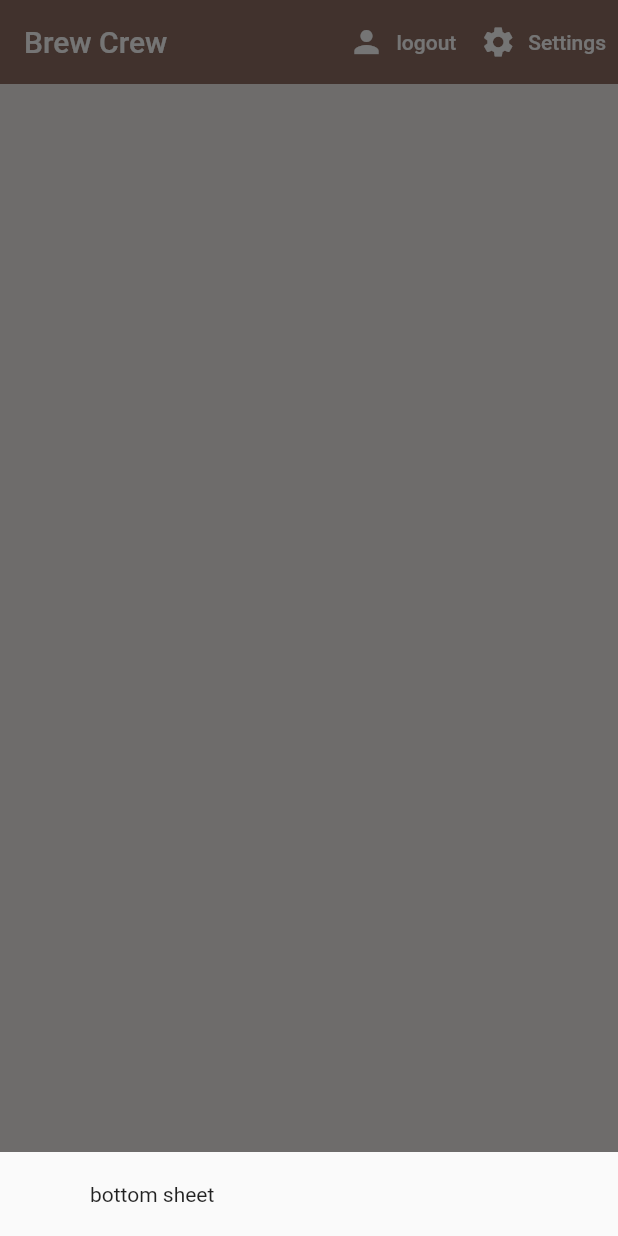
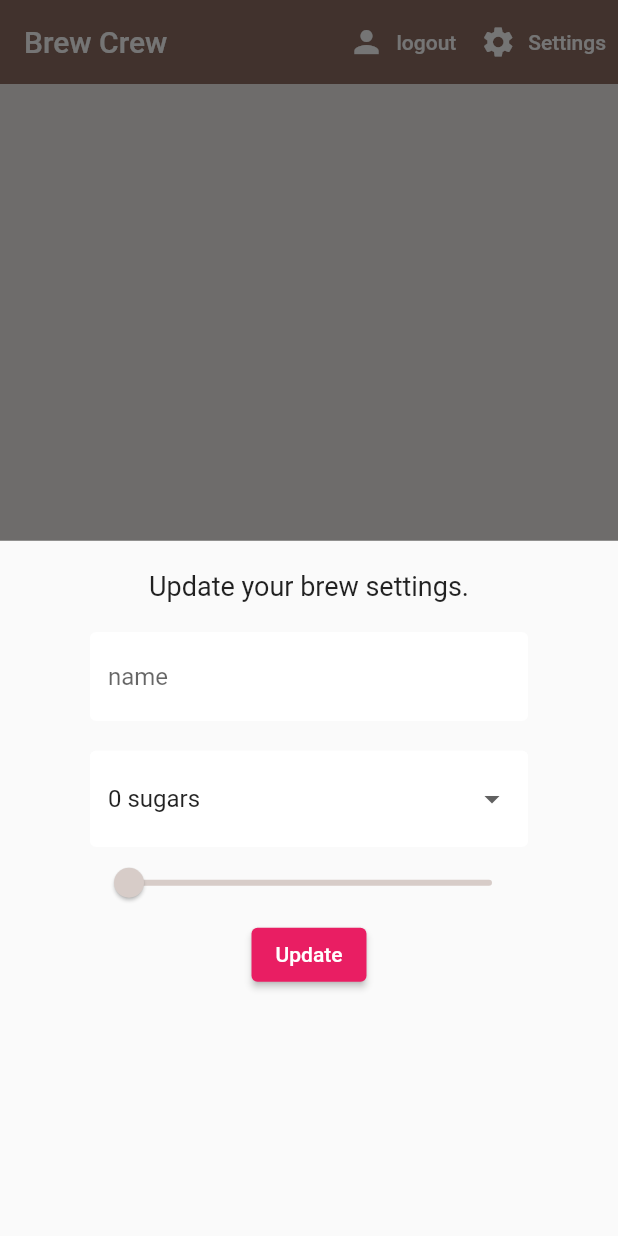
Before and after one commit to Benyray/simple_firebase_app, a Flutter app: the screen it shows once a user with an empty profile is signed in, after a tap on "Settings", on a phone screen of 412 x 824 dp. Run offline on Flutter 3.47's test engine with Material 2 defaults, Android fonts, the phone set to English and light mode, and no system bars; our stand-ins replace cloud_firestore, firebase_auth, firebase_core, flutter_spinkit; accounts and stored records are empty.

Commit message:
end working with settings tile design

```diff
--- a/lib/pages/home/home.dart
+++ b/lib/pages/home/home.dart
@@ -1,5 +1,6 @@
 import 'package:flutter/material.dart';
 import 'package:simple_firebase_app/models/brew.dart';
+import 'package:simple_firebase_app/pages/home/settings_form.dart';
 import 'package:simple_firebase_app/services/auth.dart';
 import 'package:simple_firebase_app/services/database.dart';
 import 'package:provider/provider.dart';
@@ -17,13 +18,13 @@ class Home extends StatelessWidget {
       showModalBottomSheet(context: context, builder: (context) {
         return Container(
           padding: EdgeInsets.symmetric(vertical: 20.0, horizontal: 60.0),
-          child: Text('bottom sheet'),
+          child: SettingsForm(),
         );
       });
     }
 
     return StreamProvider<List<Brew>>.value(
-      value: DatabaseService(uid:'').brews,
+      value: DatabaseService('').brews,
       initialData: [],
       child: Scaffold(
         backgroundColor: Colors.brown[50],
--- /dev/null
+++ b/lib/pages/home/settings_form.dart
@@ -0,0 +1,77 @@
+import 'package:flutter/material.dart';
+import 'package:simple_firebase_app/shared/constants.dart';
+
+class SettingsForm extends StatefulWidget {
+  const SettingsForm({super.key});
+
+  @override
+  State<SettingsForm> createState() => _SettingsFormState();
+}
+
+class _SettingsFormState extends State<SettingsForm> {
+
+  final _formKey = GlobalKey<FormState>();
+  final sugars = ['0 sugars','1 sugars', '2 sugars', '3 sugars', '4 sugars'];
+
+  //form values
+  String _currentName = '';
+  String _currentSugars = '0 sugars';
+  int _currentStrength = 100;
+
+  @override
+  Widget build(BuildContext context) {
+    return Form(
+      key: _formKey,
+      child: Column(
+        children: [
+          Text(
+            'Update your brew settings.',
+            style: TextStyle(fontSize: 18.0),
+          ),
+          SizedBox(height: 20.0,),
+          TextFormField(
+            decoration: TextInputDecoration.copyWith(hintText: 'name'),
+            validator: (val) => val!.isEmpty ? 'Please enter a name' : null,
+            onChanged: (val) => setState(() => _currentName = val),
+          ),
+          SizedBox(height: 20.0,),
+          // dropbox
+           DropdownButtonFormField(
+            value: _currentSugars ?? '0 sugars',
+            decoration: TextInputDecoration.copyWith(hintText: '$_currentSugars'),
+            items: sugars.map((sugar) {
+              return DropdownMenuItem(
+                value: sugar,
+                child: Text(sugar),
+              );
+            }).toList(),
+            onChanged: (String? value) { _currentSugars = value!;},
+          ),
+          // slider
+          Slider(
+            value: (_currentStrength ?? 100).toDouble(),
+            min: 100,
+            max: 900,
+            divisions: 8,
+            activeColor: Colors.brown[_currentStrength ?? 100 ],
+            inactiveColor: Colors.brown[_currentStrength ?? 100],
+            //value: (_currentStrength).toDouble(),
+            onChanged: (val) => setState(() => _currentStrength = val.round()),
+          ),
+          // update button
+          ElevatedButton(
+            style: ButtonStyle(backgroundColor: MaterialStateProperty.all<Color>(Colors.pink)),
+            child: Text(
+              'Update',
+              style: TextStyle(color: Colors.white),
+            ),
+            onPressed: () async {
+              print(_currentName);
+              print(_currentSugars);
+              print(_currentStrength);
+            },
+          ),
+        ],)
+      );
+}
+}
--- a/lib/services/auth.dart
+++ b/lib/services/auth.dart
@@ -54,7 +54,7 @@ class AuthService {
       UserCredential result = await _auth.createUserWithEmailAndPassword(email: email, password: password);
       User? user = result.user;
       //create a new document for the user with the uid
-      await DatabaseService(uid: user!.uid).updateUserData('0', 'new member', 100);
+      await DatabaseService(user!.uid).updateUserData('0', 'new member', 100);
       return _userFromFirebaseUser(user);
     } catch (e) {
       print(e.toString());
--- a/lib/services/database.dart
+++ b/lib/services/database.dart
@@ -4,15 +4,15 @@ import 'package:simple_firebase_app/models/brew.dart';
 class DatabaseService {
 
   final String uid;
-  DatabaseService({required this.uid});
+  DatabaseService(this.uid);
 
   // collection reference
   final CollectionReference brewCollection = FirebaseFirestore.instance.collection('brews');
 
-  Future updateUserData(String sugars, String name, int strength) async {
+  Future updateUserData(String name, String sugars, int strength) async {
     return await brewCollection.doc().set({
+      'name': name,
       'sugars': sugars,
-      'name': name,
       'strength': strength,
     });
   }
--- a/pubspec.yaml
+++ b/pubspec.yaml
@@ -36,8 +36,8 @@ dependencies:
   # Use with the CupertinoIcons class for iOS style icons.
   cupertino_icons: ^1.0.2
   firebase_core: ^2.15.1
-  cloud_firestore:
-  firebase_auth:
+  cloud_firestore: ^4.9.0
+  firebase_auth: ^4.9.0
   provider: ^6.0.5
   flutter_spinkit: ^5.2.0
 
```
Also changed, not shown: pubspec.lock.
